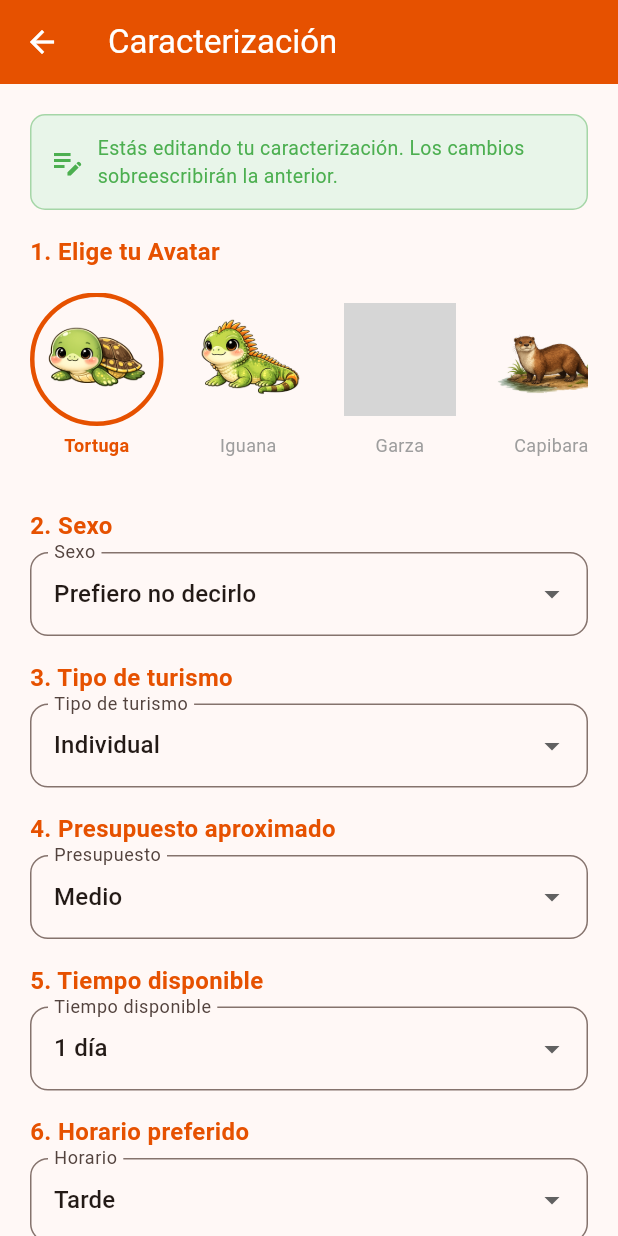
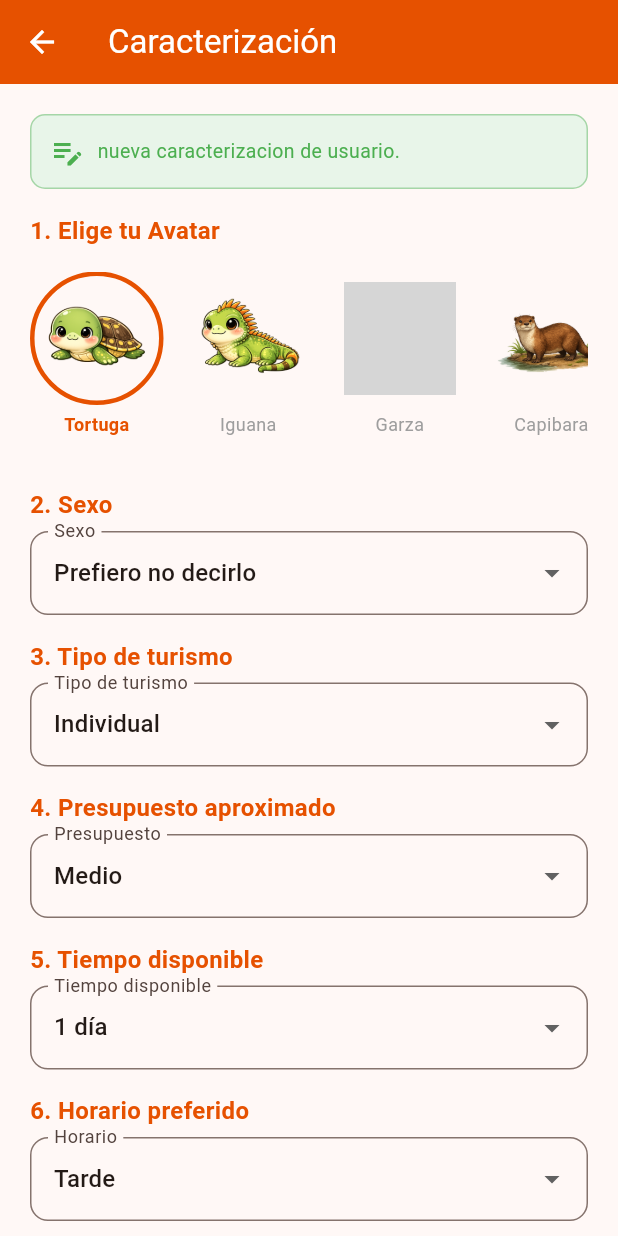
Before and after one commit to MiguelRios0/andariego, a Flutter app: the CaracterizacionPage screen opened directly with empty values, after a tap on "Tortuga", on a phone screen of 412 x 824 dp. Run offline on Flutter 3.47's test engine with Material 3 defaults, Android fonts, the light colour scheme and no system bars; our stand-ins replace google_maps_flutter; network calls fail; grey boxes are pictures that could not be loaded.

Commit message:
Update caracterizacion_page.dart

```diff
--- a/frontend/flutter_application_1/lib/pages/caracterizacion_page.dart
+++ b/frontend/flutter_application_1/lib/pages/caracterizacion_page.dart
@@ -12,7 +12,7 @@ class CaracterizacionPage extends StatefulWidget {
 
 class _CaracterizacionPageState extends State<CaracterizacionPage> {
   bool _guardando = false;
-  bool _cargando = true; // PUNTO 4: cargamos valores existentes al abrir
+  bool _cargando = true;
 
   // ── Avatares ────────────────────────────────────────────
   final Map<String, String> _avatares = {
@@ -82,7 +82,7 @@ class _CaracterizacionPageState extends State<CaracterizacionPage> {
     _cargarCaracterizacionExistente();
   }
 
-  // PUNTO 4: Carga los datos actuales para mostrárselos al usuario al editar
+  // mostrár al usuario  los datos al editar
   Future<void> _cargarCaracterizacionExistente() async {
     try {
       final carac = await ApiService.getCaracterizacionUsuario(
@@ -122,7 +122,7 @@ class _CaracterizacionPageState extends State<CaracterizacionPage> {
     }
   }
 
-  // PUNTO 4: Upsert — sobreescribe la caracterización existente
+  // sobreescribe la caracterización existente
   Future<void> _guardar() async {
     if (_avatarSeleccionado == null) {
       ScaffoldMessenger.of(context).showSnackBar(
@@ -152,7 +152,7 @@ class _CaracterizacionPageState extends State<CaracterizacionPage> {
         'id_presupuesto': _presupuestoIds[_presupuesto],
       });
 
-      // PUNTO 4: Primero borramos los hobbies anteriores y luego guardamos los nuevos
+      //guardamos los nuevos hobbies
       await ApiService.reemplazarHobbiesUsuario(
         widget.usuario['id_usuario'],
         _hobbiesSeleccionados,
@@ -228,7 +228,7 @@ class _CaracterizacionPageState extends State<CaracterizacionPage> {
                     SizedBox(width: 8),
                     Expanded(
                       child: Text(
-                        'Estás editando tu caracterización. Los cambios sobreescribirán la anterior.',
+                        'nueva caracterizacion de usuario.',
                         style: TextStyle(color: Colors.green, fontSize: 13),
                       ),
                     ),
```
